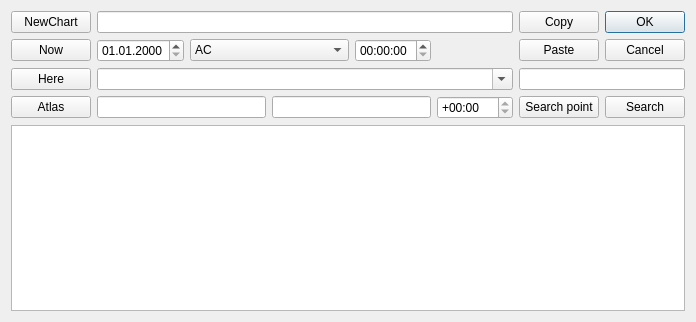
This is forms/InputForm.ui in wil-low/astronom-qt as Qt 5 draws it before an edit. The edited form follows.
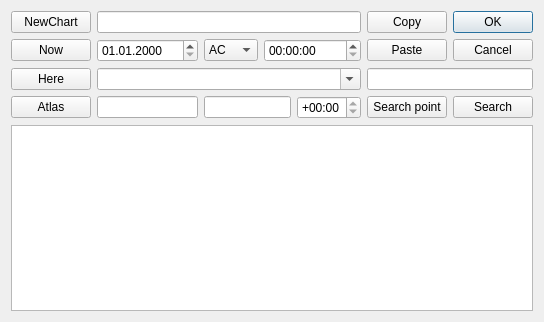
This is the edited form.

Commit message: Input form continued

The edit to the form file:
```diff
--- a/forms/InputForm.ui
+++ b/forms/InputForm.ui
@@ -9,7 +9,7 @@
    <rect>
     <x>0</x>
     <y>0</y>
-    <width>696</width>
+    <width>544</width>
     <height>322</height>
    </rect>
   </property>
@@ -78,13 +78,6 @@
        </item>
       </widget>
      </item>
-     <item row="1" column="4">
-      <widget class="QTimeEdit" name="editTime">
-       <property name="displayFormat">
-        <string>HH:mm:ss</string>
-       </property>
-      </widget>
-     </item>
      <item row="2" column="0">
       <widget class="QPushButton" name="btnHere">
        <property name="text">
@@ -112,14 +105,14 @@
        </property>
       </widget>
      </item>
-     <item row="3" column="1" colspan="2">
+     <item row="3" column="1">
       <widget class="QLineEdit" name="editLon">
        <property name="toolTip">
         <string>Longitude</string>
        </property>
       </widget>
      </item>
-     <item row="3" column="3" colspan="2">
+     <item row="3" column="2" colspan="3">
       <widget class="QLineEdit" name="editLat">
        <property name="toolTip">
         <string>Latitude</string>
@@ -194,6 +187,13 @@
        </property>
       </widget>
      </item>
+     <item row="1" column="4" colspan="2">
+      <widget class="QTimeEdit" name="editTime">
+       <property name="displayFormat">
+        <string>HH:mm:ss</string>
+       </property>
+      </widget>
+     </item>
     </layout>
    </item>
    <item>
```
Left out of the diff: 1 changed line with no effect on the pictures. The commit also changes 22 other files.
